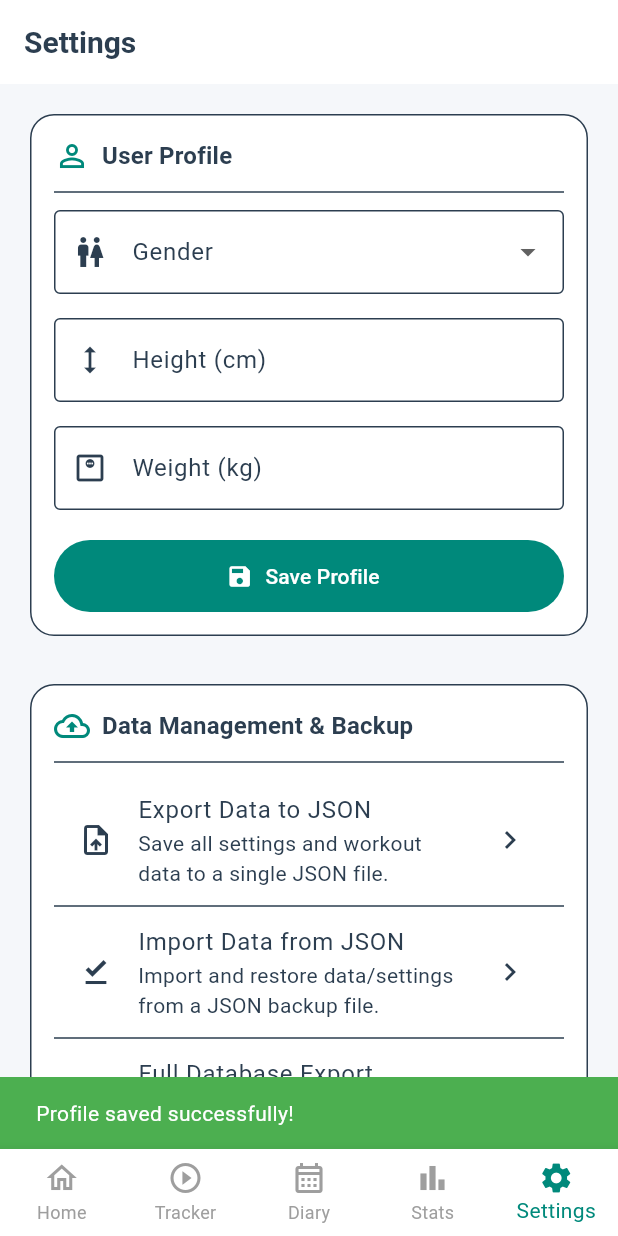
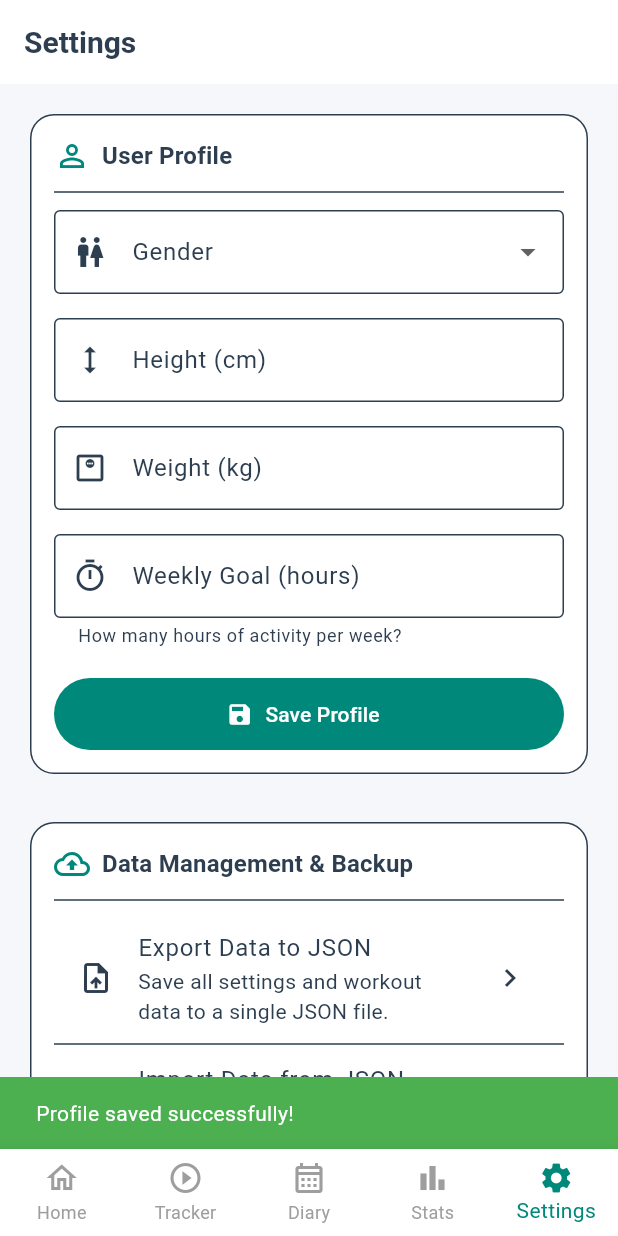
Before and after one commit to PeteMadCoder/FitLog, a Flutter app: the screen it shows after launch, item 5 of the bottom bar chosen, after a tap on "Save Profile", on a phone screen of 412 x 824 dp. Run offline on Flutter 3.47's test engine with Material 3 defaults, Android fonts, the phone set to English and light mode, and no system bars; our stand-ins replace file_picker, fl_chart, flutter_map, flutter_riverpod, isar, latlong2 and 3 more; accounts and stored records are empty; generated files the repository leaves out were written again.

Commit message:
Weekly goals

```diff
--- a/fitlog_app/lib/features/analytics/providers/analytics_providers.dart
+++ b/fitlog_app/lib/features/analytics/providers/analytics_providers.dart
@@ -4,6 +4,7 @@ import 'package:fitlog_app/app/app_providers.dart';
 import 'package:fitlog_app/features/tracking/models/workout.dart';
 import 'package:fitlog_app/features/tracking/models/gps_point.dart';
 import 'package:fitlog_app/features/tracking/models/sensor_data.dart';
+import 'package:fitlog_app/features/settings/providers/settings_provider.dart';
 
 part 'analytics_providers.g.dart';
 
@@ -207,3 +208,91 @@ Stream<WeeklyActivitySummary> weeklyActivitySummary(
         return WeeklyActivitySummary(statsBySport: statsBySport);
       });
 }
+
+/// State class for weekly goal progress.
+class WeeklyGoalProgress {
+  final double goalHours;
+  final double currentWeekHours;
+  final int completedWeeksCount;
+
+  WeeklyGoalProgress({
+    required this.goalHours,
+    required this.currentWeekHours,
+    required this.completedWeeksCount,
+  });
+
+  double get progressPercentage => goalHours > 0 ? (currentWeekHours / goalHours).clamp(0.0, 1.0) : 0.0;
+  bool get isGoalMet => currentWeekHours >= goalHours && goalHours > 0;
+}
+
+/// Provider exposing the weekly goal progress.
+@riverpod
+Stream<WeeklyGoalProgress> weeklyGoalProgress(WeeklyGoalProgressRef ref) async* {
+  final isar = await ref.watch(isarProvider.future);
+  final settings = await ref.watch(settingsStateProvider.future);
+  final goalHours = settings.weeklyGoalHours ?? 0.0;
+
+  yield* isar.workouts.where().sortByStartTimeDesc().watch(fireImmediately: true).map((workouts) {
+    return calculateWeeklyGoalProgress(
+      workouts: workouts,
+      goalHours: goalHours,
+      now: DateTime.now(),
+    );
+  });
+}
+
+WeeklyGoalProgress calculateWeeklyGoalProgress({
+  required List<Workout> workouts,
+  required double goalHours,
+  required DateTime now,
+}) {
+  if (workouts.isEmpty) {
+    return WeeklyGoalProgress(
+      goalHours: goalHours,
+      currentWeekHours: 0.0,
+      completedWeeksCount: 0,
+    );
+  }
+
+  // Monday of current week
+  final currentWeekStart = now.subtract(Duration(days: now.weekday - 1));
+  final startOfCurrentWeek = DateTime(currentWeekStart.year, currentWeekStart.month, currentWeekStart.day);
+
+  double currentWeekSeconds = 0;
+
+  // Map of week identifier (year-weekNumber) to total duration in seconds
+  final Map<String, double> weeklyDurations = {};
+
+  for (final workout in workouts) {
+    if (workout.startTime.isAfter(startOfCurrentWeek) || workout.startTime.isAtSameMomentAs(startOfCurrentWeek)) {
+      currentWeekSeconds += workout.durationSeconds;
+    }
+
+    // Group by week for historical count
+    final weekId = _getWeekId(workout.startTime);
+    weeklyDurations[weekId] = (weeklyDurations[weekId] ?? 0) + workout.durationSeconds;
+  }
+
+  int completedWeeks = 0;
+
+  weeklyDurations.forEach((weekId, durationSecs) {
+    if (durationSecs >= goalHours * 3600 && goalHours > 0) {
+      completedWeeks++;
+    }
+  });
+
+  return WeeklyGoalProgress(
+    goalHours: goalHours,
+    currentWeekHours: currentWeekSeconds / 3600.0,
+    completedWeeksCount: completedWeeks,
+  );
+}
+
+String _getWeekId(DateTime date) {
+  // Simple week ID: Year-WeekNumber
+  // We can use a more robust way if needed, but for streaks/counts this should suffice
+  // weekNumber = (days since start of year) / 7
+  final dayOfYear = date.difference(DateTime(date.year, 1, 1)).inDays;
+  final weekNumber = (dayOfYear / 7).floor();
+  return '${date.year}-$weekNumber';
+}
--- a/fitlog_app/lib/features/home/views/home_screen.dart
+++ b/fitlog_app/lib/features/home/views/home_screen.dart
@@ -15,6 +15,7 @@ class HomeScreen extends ConsumerWidget {
   Widget build(BuildContext context, WidgetRef ref) {
     final lastWorkoutAsync = ref.watch(latestWorkoutProvider);
     final weeklySummaryAsync = ref.watch(weeklyActivitySummaryProvider);
+    final goalProgressAsync = ref.watch(weeklyGoalProgressProvider);
 
     return Scaffold(
       backgroundColor: Theme.of(context).colorScheme.surface,
@@ -32,6 +33,14 @@ class HomeScreen extends ConsumerWidget {
           child: Column(
             crossAxisAlignment: CrossAxisAlignment.start,
             children: [
+              _buildSectionTitle(context, 'Weekly Goal'),
+              const SizedBox(height: 12),
+              goalProgressAsync.when(
+                data: (progress) => _WeeklyGoalCard(progress: progress),
+                loading: () => const _LoadingPlaceholder(height: 100),
+                error: (e, _) => _buildErrorState(context, e.toString()),
+              ),
+              const SizedBox(height: 32),
               _buildSectionTitle(context, 'Last Workout'),
               const SizedBox(height: 12),
               lastWorkoutAsync.when(
@@ -100,6 +109,120 @@ class HomeScreen extends ConsumerWidget {
 
   Widget _buildErrorState(BuildContext context, String error) {
     return Center(child: Text('Error: $error'));
+  }
+}
+
+class _WeeklyGoalCard extends StatelessWidget {
+  final WeeklyGoalProgress progress;
+
+  const _WeeklyGoalCard({required this.progress});
+
+  @override
+  Widget build(BuildContext context) {
+    final theme = Theme.of(context);
+
+    if (progress.goalHours <= 0) {
+      return InkWell(
+        onTap: () {
+          Navigator.push(
+            context,
+            MaterialPageRoute(builder: (context) => const SettingsScreen()),
+          );
+        },
+        borderRadius: BorderRadius.circular(16),
+        child: Container(
+          padding: const EdgeInsets.all(16),
+          decoration: BoxDecoration(
+            color: theme.colorScheme.surface,
+            borderRadius: BorderRadius.circular(16),
+            border: Border.all(color: theme.colorScheme.outlineVariant),
+          ),
+          child: Row(
+            children: [
+              Icon(Icons.flag_outlined, color: theme.colorScheme.primary),
+              const SizedBox(width: 16),
+              Expanded(
+                child: Column(
+                  crossAxisAlignment: CrossAxisAlignment.start,
+                  children: [
+                    Text(
+                      'No weekly goal set',
+                      style: theme.textTheme.titleMedium?.copyWith(fontWeight: FontWeight.bold),
+                    ),
+                    Text(
+                      'Tap to set a weekly activity goal',
+                      style: theme.textTheme.bodySmall,
+                    ),
+                  ],
+                ),
+              ),
+              const Icon(Icons.chevron_right),
+            ],
+          ),
+        ),
+      );
+    }
+
+    return Card(
+      elevation: 0,
+      shape: RoundedRectangleBorder(
+        borderRadius: BorderRadius.circular(16),
+        side: BorderSide(color: theme.colorScheme.outlineVariant),
+      ),
+      child: Padding(
+        padding: const EdgeInsets.all(16.0),
+        child: Column(
+          crossAxisAlignment: CrossAxisAlignment.start,
+          children: [
+            Row(
+              mainAxisAlignment: MainAxisAlignment.spaceBetween,
+              children: [
+                Column(
+                  crossAxisAlignment: CrossAxisAlignment.start,
+                  children: [
+                    Text(
+                      'Goal: ${progress.goalHours.toStringAsFixed(1)} hours',
+                      style: theme.textTheme.titleMedium?.copyWith(fontWeight: FontWeight.bold),
+                    ),
+                    Text(
+                      '${progress.completedWeeksCount} weeks achieved',
+                      style: theme.textTheme.bodySmall?.copyWith(
+                        color: theme.colorScheme.primary,
+                        fontWeight: FontWeight.bold,
+                      ),
+                    ),
+                  ],
+                ),
+                Text(
+                  '${(progress.progressPercentage * 100).toStringAsFixed(0)}%',
+                  style: theme.textTheme.headlineSmall?.copyWith(
+                    fontWeight: FontWeight.bold,
+                    color: progress.isGoalMet ? Colors.green : theme.colorScheme.primary,
+                  ),
+                ),
+              ],
+            ),
+            const SizedBox(height: 16),
+            ClipRRect(
+              borderRadius: BorderRadius.circular(8),
+              child: LinearProgressIndicator(
+                value: progress.progressPercentage,
+                minHeight: 12,
+                backgroundColor: theme.colorScheme.surfaceVariant,
+                valueColor: AlwaysStoppedAnimation<Color>(
+                  progress.isGoalMet ? Colors.green : theme.colorScheme.primary,
+                ),
+              ),
+            ),
+            const SizedBox(height: 8),
+            Text(
+              '${progress.currentWeekHours.toStringAsFixed(1)} / ${progress.goalHours.toStringAsFixed(1)} hours this week',
+              style: theme.textTheme.bodySmall,
+            ),
+          ],
+        ),
+      ),
+    );
   }
 }
 
--- a/fitlog_app/lib/features/settings/models/user_settings.dart
+++ b/fitlog_app/lib/features/settings/models/user_settings.dart
@@ -2,22 +2,26 @@ class UserSettings {
   final String? gender;
   final double? height;
   final double? weight;
+  final double? weeklyGoalHours;
 
   UserSettings({
     this.gender,
     this.height,
     this.weight,
+    this.weeklyGoalHours,
   });
 
   UserSettings copyWith({
     String? gender,
     double? height,
     double? weight,
+    double? weeklyGoalHours,
   }) {
     return UserSettings(
       gender: gender ?? this.gender,
       height: height ?? this.height,
       weight: weight ?? this.weight,
+      weeklyGoalHours: weeklyGoalHours ?? this.weeklyGoalHours,
     );
   }
 
@@ -25,11 +29,13 @@ class UserSettings {
         'gender': gender,
         'height': height,
         'weight': weight,
+        'weeklyGoalHours': weeklyGoalHours,
       };
 
   factory UserSettings.fromJson(Map<String, dynamic> json) => UserSettings(
         gender: json['gender'] as String?,
         height: (json['height'] as num?)?.toDouble(),
         weight: (json['weight'] as num?)?.toDouble(),
+        weeklyGoalHours: (json['weeklyGoalHours'] as num?)?.toDouble(),
       );
 }
--- a/fitlog_app/lib/features/settings/providers/settings_provider.dart
+++ b/fitlog_app/lib/features/settings/providers/settings_provider.dart
@@ -30,12 +30,14 @@ class SettingsState extends _$SettingsState {
     String? gender,
     double? height,
     double? weight,
+    double? weeklyGoalHours,
   }) async {
     final current = state.value ?? UserSettings();
     final updated = current.copyWith(
       gender: gender,
       height: height,
       weight: weight,
+      weeklyGoalHours: weeklyGoalHours,
     );
     state = AsyncValue.data(updated);
 
--- a/fitlog_app/lib/features/settings/views/settings_screen.dart
+++ b/fitlog_app/lib/features/settings/views/settings_screen.dart
@@ -20,6 +20,7 @@ class _SettingsScreenState extends ConsumerState<SettingsScreen> {
   final _formKey = GlobalKey<FormState>();
   late TextEditingController _heightController;
   late TextEditingController _weightController;
+  late TextEditingController _weeklyGoalController;
   String? _gender;
   bool _initialized = false;
   bool _isSaving = false;
@@ -30,12 +31,14 @@ class _SettingsScreenState extends ConsumerState<SettingsScreen> {
     super.initState();
     _heightController = TextEditingController();
     _weightController = TextEditingController();
+    _weeklyGoalController = TextEditingController();
   }
 
   @override
   void dispose() {
     _heightController.dispose();
     _weightController.dispose();
+    _weeklyGoalController.dispose();
     super.dispose();
   }
 
@@ -48,12 +51,14 @@ class _SettingsScreenState extends ConsumerState<SettingsScreen> {
 
     final height = double.tryParse(_heightController.text);
     final weight = double.tryParse(_weightController.text);
+    final weeklyGoal = double.tryParse(_weeklyGoalController.text);
 
     try {
       await ref.read(settingsStateProvider.notifier).updateSettings(
             gender: _gender,
             height: height,
             weight: weight,
+            weeklyGoalHours: weeklyGoal,
           );
       if (mounted) {
         ScaffoldMessenger.of(context).showSnackBar(
@@ -384,6 +389,7 @@ class _SettingsScreenState extends ConsumerState<SettingsScreen> {
                 _gender = settings.gender;
                 _heightController.text = settings.height?.toString() ?? '';
                 _weightController.text = settings.weight?.toString() ?? '';
+                _weeklyGoalController.text = settings.weeklyGoalHours?.toString() ?? '';
                 _initialized = true;
               }
               return SingleChildScrollView(
@@ -514,6 +520,27 @@ class _SettingsScreenState extends ConsumerState<SettingsScreen> {
                   final val = double.tryParse(value);
                   if (val == null || val <= 0) {
                     return 'Please enter a valid weight';
+                  }
+                  return null;
+                },
+              ),
+              const SizedBox(height: 16),
+
+              // Weekly Goal Field
+              TextFormField(
+                controller: _weeklyGoalController,
+                keyboardType: const TextInputType.numberWithOptions(decimal: true),
+                decoration: const InputDecoration(
+                  labelText: 'Weekly Goal (hours)',
+                  border: OutlineInputBorder(),
+                  prefixIcon: Icon(Icons.timer_outlined),
+                  helperText: 'How many hours of activity per week?',
+                ),
+                validator: (value) {
+                  if (value == null || value.isEmpty) return null;
+                  final val = double.tryParse(value);
+                  if (val == null || val < 0) {
+                    return 'Please enter a valid number of hours';
                   }
                   return null;
                 },
@@ -679,7 +706,6 @@ class _WorkoutImportPreviewDialogState extends ConsumerState<_WorkoutImportPrevi
   @override
   Widget build(BuildContext context) {
     final workout = widget.initialWorkout.workout;
-    final theme = Theme.of(context);
     final distanceKm = (workout.distanceMeters / 1000).toStringAsFixed(2);
 
     final duration = Duration(seconds: workout.durationSeconds.toInt());
```
Also changed, not shown: fitlog_app/lib/features/analytics/providers/analytics_providers.g.dart, fitlog_app/lib/features/settings/providers/settings_provider.g.dart, 4 other files.
